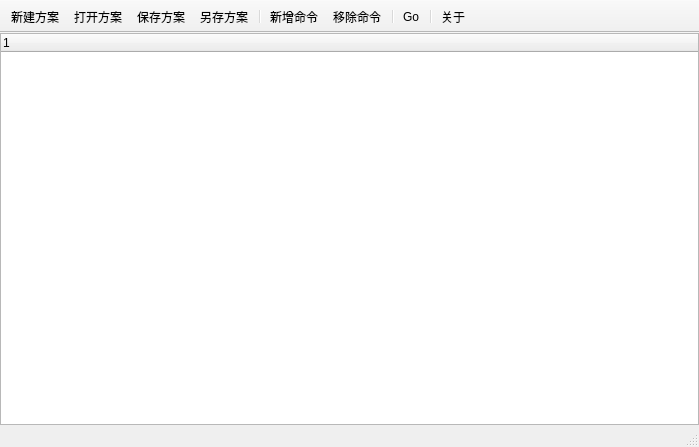
Above: Cat/CatMainWindow.ui from llseptem/Cat before the change. Below: the same form after it.
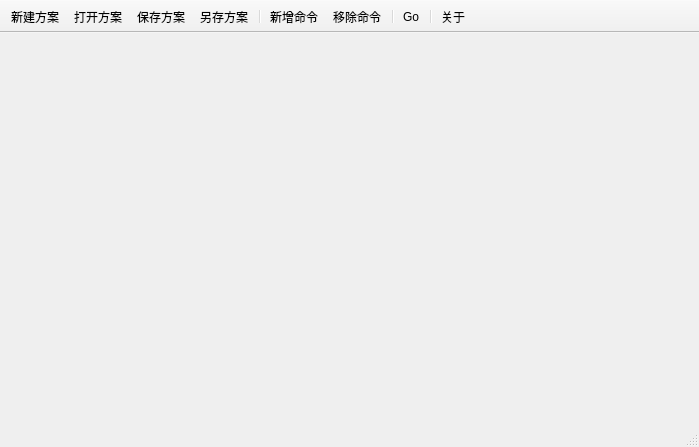
That is the form after the change. Icons and pictures are not drawn.

The edit to the form file:
```diff
--- a/Cat/CatMainWindow.ui
+++ b/Cat/CatMainWindow.ui
@@ -17,19 +17,7 @@
    <iconset resource="Res.qrc">
     <normaloff>:/CatMainWindow/Resources/hardware.png</normaloff>:/CatMainWindow/Resources/hardware.png</iconset>
   </property>
-  <widget class="QWidget" name="centralWidget">
-   <layout class="QVBoxLayout" name="verticalLayout">
-    <property name="spacing">
-     <number>0</number>
-    </property>
-    <property name="margin">
-     <number>0</number>
-    </property>
-    <item>
-     <widget class="QTreeWidget" name="solutionTree"/>
-    </item>
-   </layout>
-  </widget>
+  <widget class="QWidget" name="centralWidget"/>
   <widget class="QToolBar" name="toolBar">
    <property name="movable">
     <bool>false</bool>
```
